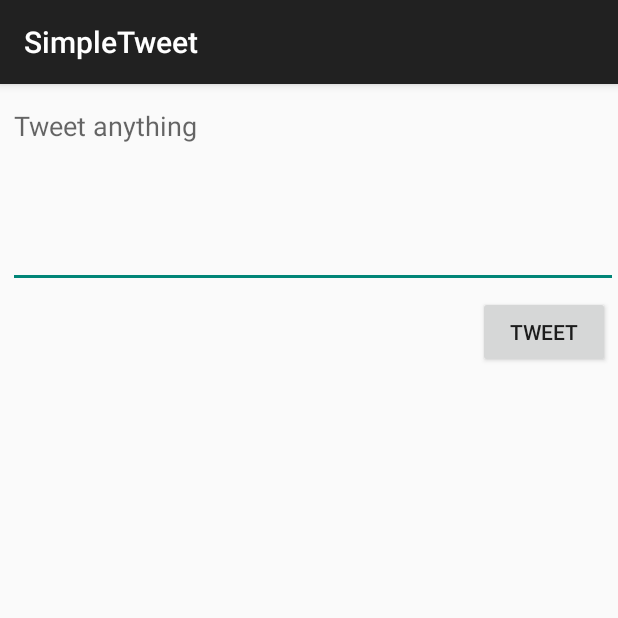
After one commit to jj535/SimpleTweet, an Android app: the ComposeActivity screen opened directly, with no data from a screen before it, on a phone screen of 412 x 824 dp, the top half of it. The commit adds this screen. Run offline under Robolectric (Android 15) with nearby library versions, the phone set to English and light mode, and no system bars; our stand-ins replace Room's generated code; libraries missing offline, so code that uses them is left out: com.codepath.asynchttpclient, com.facebook.stetho, org.parceler; 1 statement that could not run was skipped.

Commit message:
SimpleTweet 2

```diff
--- a/app/build.gradle
+++ b/app/build.gradle
@@ -51,4 +51,7 @@ dependencies {
     annotationProcessor "androidx.room:room-compiler:$room_version"
     implementation 'com.facebook.stetho:stetho:1.5.1'
     implementation 'androidx.swiperefreshlayout:swiperefreshlayout:1.0.0'
+
+    implementation 'org.parceler:parceler-api:1.1.12'
+    annotationProcessor 'org.parceler:parceler:1.1.12'
 }
--- a/app/src/main/AndroidManifest.xml
+++ b/app/src/main/AndroidManifest.xml
@@ -13,7 +13,8 @@
         android:icon="@drawable/ic_launcher"
         android:label="@string/app_name"
         android:theme="@style/AppTheme">
-        <activity android:name=".TimelineActivity"></activity>
+        <activity android:name=".ComposeActivity"></activity>
+        <activity android:name=".TimelineActivity" />
         <activity
             android:name=".LoginActivity"
             android:label="@string/app_name"
--- /dev/null
+++ b/app/src/main/java/com/codepath/apps/restclienttemplate/ComposeActivity.java
@@ -0,0 +1,84 @@
+package com.codepath.apps.restclienttemplate;
+
+import androidx.appcompat.app.AppCompatActivity;
+
+import android.content.Intent;
+import android.os.Bundle;
+import android.os.Parcel;
+import android.util.Log;
+import android.view.View;
+import android.widget.Button;
+import android.widget.EditText;
+import android.widget.Toast;
+
+import com.codepath.apps.restclienttemplate.models.Tweet;
+import com.codepath.asynchttpclient.callback.JsonHttpResponseHandler;
+
+import org.json.JSONException;
+import org.parceler.Parcels;
+
+import okhttp3.Headers;
+
+public class ComposeActivity extends AppCompatActivity {
+
+    public static final int MAX_TWEET_LENGTH = 140;
+    public static final String TAG = "ComposeActivity";
+    EditText etCompose;
+    Button btnTweet;
+
+    TwitterClient client;
+
+    @Override
+    protected void onCreate(Bundle savedInstanceState) {
+        super.onCreate(savedInstanceState);
+        setContentView(R.layout.activity_compose);
+
+        client = TwitterApp.getRestClient(this);
+
+        etCompose = findViewById(R.id.etCompose);
+        btnTweet = findViewById(R.id.btnTweet);
+
+        // Set click listener on button
+        btnTweet.setOnClickListener(new View.OnClickListener() {
+            @Override
+            public void onClick(View v) {
+                String tweetContent = etCompose.getText().toString();
+                if (tweetContent.isEmpty()) {
+                    Toast.makeText(ComposeActivity.this, "Sorry yout tweet cannot be empty" , Toast.LENGTH_LONG).show();
+                    return;
+                }
+                if (tweetContent.length() > MAX_TWEET_LENGTH) {
+                    Toast.makeText(ComposeActivity.this, "Sorry your tweet is too long", Toast.LENGTH_LONG).show();
+                    return;
+                }
+                Toast.makeText(ComposeActivity.this, "Tweeted", Toast.LENGTH_LONG).show();
+
+                client.publishTweet(new JsonHttpResponseHandler() {
+                    @Override
+                    public void onSuccess(int statusCode, Headers headers, JSON json) {
+                        Log.i(TAG, "onSUccess to publish tweet");
+                        try {
+                            Tweet tweet = Tweet.fromJson(json.jsonObject);
+                            Log.i(TAG, "Published Tweet says: " + tweet);
+                            Intent intent = new Intent();
+                            intent.putExtra("tweet", Parcels.wrap(tweet));
+                            setResult(RESULT_OK, intent);
+                            finish();
+                        } catch (JSONException e) {
+                            e.printStackTrace();
+                        }
+                    }
+
+                    @Override
+                    public void onFailure(int statusCode, Headers headers, String response, Throwable throwable) {
+                        Log.e(TAG, "onFailure", throwable);
+                    }
+                }, tweetContent);
+
+            }
+        });
+        // Make an API call to Twitter to publish the tweet
+
+
+    }
+}
--- a/app/src/main/java/com/codepath/apps/restclienttemplate/models/Tweet.java
+++ b/app/src/main/java/com/codepath/apps/restclienttemplate/models/Tweet.java
@@ -3,16 +3,21 @@ package com.codepath.apps.restclienttemplate.models;
 import org.json.JSONArray;
 import org.json.JSONException;
 import org.json.JSONObject;
+import org.parceler.Parcel;
 
 import java.util.ArrayList;
 import java.util.List;
 
+@Parcel
 public class Tweet {
 
     public String body;
     public  String createdAt;
     public  User user;
     public long id;
+
+    // empty constructor needed by the Parceler library
+    public Tweet() {}
 
     public static Tweet fromJson(JSONObject jsonObject) throws JSONException {
         Tweet tweet = new Tweet();
--- a/app/src/main/java/com/codepath/apps/restclienttemplate/models/User.java
+++ b/app/src/main/java/com/codepath/apps/restclienttemplate/models/User.java
@@ -2,12 +2,16 @@ package com.codepath.apps.restclienttemplate.models;
 
 import org.json.JSONException;
 import org.json.JSONObject;
+import org.parceler.Parcel;
 
+@Parcel
 public class User {
 
     public String name;
     public String screenName;
     public String profileImageUrl;
+
+    public User() {}
 
     public static User fromJson(JSONObject jsonObject) throws JSONException {
         User user = new User();
--- /dev/null
+++ b/app/src/main/res/layout/activity_compose.xml
@@ -0,0 +1,34 @@
+<?xml version="1.0" encoding="utf-8"?>
+<RelativeLayout
+
+    xmlns:android="http://schemas.android.com/apk/res/android"
+    xmlns:app="http://schemas.android.com/apk/res-auto"
+    xmlns:tools="http://schemas.android.com/tools"
+    android:layout_width="match_parent"
+    android:layout_height="match_parent"
+    tools:context=".ComposeActivity">
+
+    <EditText
+        android:id="@+id/etCompose"
+        android:layout_width="match_parent"
+        android:layout_height="wrap_content"
+        android:layout_alignParentStart="true"
+        android:layout_alignParentTop="true"
+        android:layout_marginStart="5dp"
+        android:layout_marginTop="5dp"
+        android:ems="10"
+        android:gravity="start|top"
+        android:hint="Tweet anything"
+        android:inputType="textMultiLine"
+        android:minLines="5" />
+
+    <Button
+        android:id="@+id/btnTweet"
+        android:layout_width="wrap_content"
+        android:layout_height="wrap_content"
+        android:layout_below="@+id/etCompose"
+        android:layout_alignParentEnd="true"
+        android:layout_marginTop="5dp"
+        android:layout_marginEnd="5dp"
+        android:text="@string/tweet" />
+</RelativeLayout>
--- a/app/src/main/res/values/strings.xml
+++ b/app/src/main/res/values/strings.xml
@@ -5,5 +5,6 @@
     <string name="login_label">Log in</string>
     <string name="intent_scheme">oauth</string>
     <string name="intent_host">cprest</string>
+    <string name="tweet">Tweet</string>
 
 </resources>
--- a/build.gradle
+++ b/build.gradle
@@ -5,7 +5,7 @@ buildscript {
         jcenter()
     }
     dependencies {
-        classpath 'com.android.tools.build:gradle:3.6.1'
+        classpath 'com.android.tools.build:gradle:4.1.2'
     }
 }
 
```
Also changed, not shown: app/src/main/java/com/codepath/apps/restclienttemplate/TimelineActivity.java (+41 -0 lines), app/src/main/java/com/codepath/apps/restclienttemplate/TwitterClient.java (+8 -0 lines), app/src/main/res/menu/menu_main.xml (added, +10 -0 lines), gradle/wrapper/gradle-wrapper.properties.
